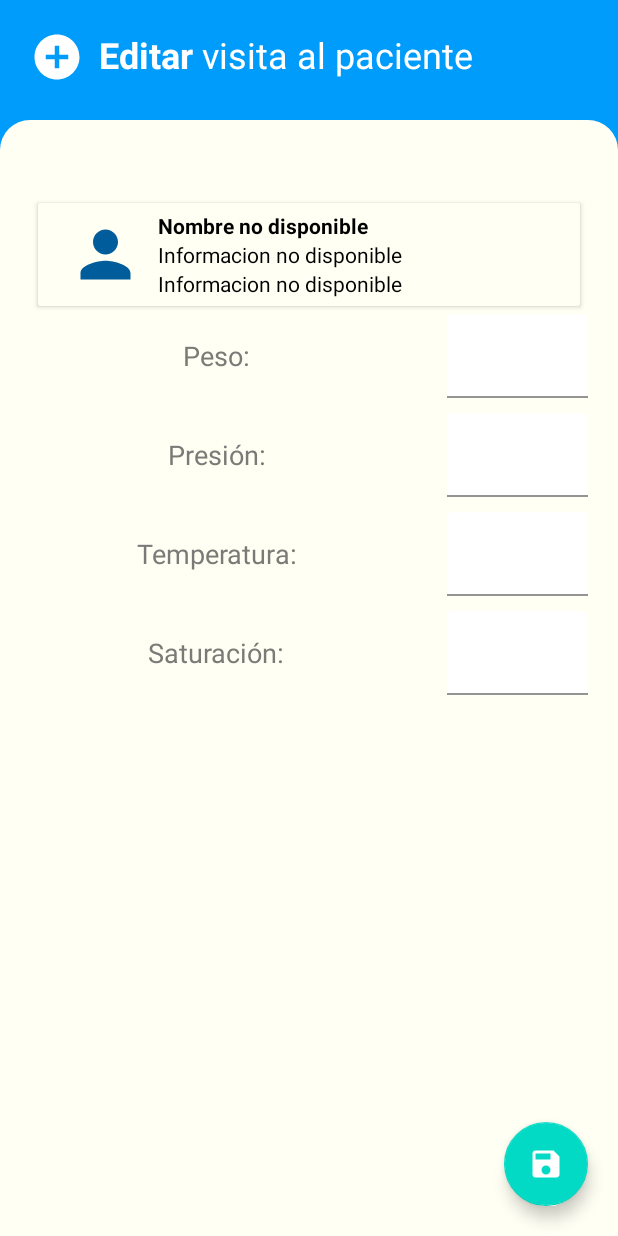
After one commit to cgonzalesmo/MVVM, an Android app: the layout activity_edit_person.xml on its own in the app's theme, with its tools: preview values and no code run, on a phone screen of 412 x 824 dp. The commit adds this screen. Run offline under Robolectric (Android 15) with nearby library versions, the phone set to English and light mode, and no system bars.

Commit message:
Totalidad de Funcionalidades en MVVM

```diff
--- a/app/src/main/AndroidManifest.xml
+++ b/app/src/main/AndroidManifest.xml
@@ -13,6 +13,9 @@
             android:name=".view.NewPersonActivity"
             android:exported="true" />
         <activity
+            android:name=".view.EditPersonActivity"
+            android:exported="true" />
+        <activity
             android:name=".view.MainActivity"
             android:exported="true">
             <intent-filter>
--- a/app/src/main/java/com/app/mvvm/model/PersonModel.kt
+++ b/app/src/main/java/com/app/mvvm/model/PersonModel.kt
@@ -7,7 +7,13 @@ import androidx.room.PrimaryKey
 @Entity(tableName = "personasTable")
 class PersonModel(
     @ColumnInfo(name = "nombre") val personName:String,
-    @ColumnInfo(name = "apellido") val personApellido:String,
+    @ColumnInfo(name = "apellidoPaterno") val personApellidoPat:String,
+    @ColumnInfo(name = "apellidoMaterno") val personApellidoMat:String,
+    @ColumnInfo(name = "dni") val personDni:String,
+    @ColumnInfo(name = "temperatura") val personTemp:Double,
+    @ColumnInfo(name = "peso") val personPeso:Double,
+    @ColumnInfo(name = "presion") val personPres:Double,
+    @ColumnInfo(name = "saturacion") val personSat:Double,
 ) {
     @PrimaryKey(autoGenerate = true)
     var id=0
--- a/app/src/main/java/com/app/mvvm/model/PersonModelDatabase.kt
+++ b/app/src/main/java/com/app/mvvm/model/PersonModelDatabase.kt
@@ -5,7 +5,7 @@ import androidx.room.Database
 import androidx.room.Room
 import androidx.room.RoomDatabase
 
-@Database(entities = arrayOf(PersonModel::class), version = 1, exportSchema = false)
+@Database(entities = arrayOf(PersonModel::class), version = 2, exportSchema = false)
 abstract class PersonModelDatabase : RoomDatabase() {
     abstract fun getPersonsDao(): PersonModelDao
 
--- /dev/null
+++ b/app/src/main/java/com/app/mvvm/view/EditPersonActivity.kt
@@ -0,0 +1,96 @@
+package com.app.mvvm.view
+
+import android.content.Intent
+import android.os.Bundle
+import android.widget.TextView
+import android.widget.Toast
+import androidx.appcompat.app.AppCompatActivity
+import androidx.lifecycle.ViewModelProvider
+import com.app.mvvm.R
+import com.app.mvvm.model.PersonModel
+import com.app.mvvm.viewmodel.PersonViewModel
+import com.google.android.material.floatingactionbutton.FloatingActionButton
+import com.google.android.material.textfield.TextInputEditText
+
+class EditPersonActivity : AppCompatActivity() {
+
+
+    lateinit var personNameTv : TextView
+    lateinit var personApeTv : TextView
+    lateinit var personDniTv : TextView
+
+    lateinit var personTempEdt : TextInputEditText
+    lateinit var personPesoEdt : TextInputEditText
+    lateinit var personPresEdt : TextInputEditText
+    lateinit var personSatEdt : TextInputEditText
+
+    lateinit var addbtn: FloatingActionButton
+
+    lateinit var viewModel: PersonViewModel
+    var personID = -1;
+
+
+
+    override fun onCreate(savedInstanceState: Bundle?) {
+        super.onCreate(savedInstanceState)
+        setContentView(R.layout.activity_edit_person)
+
+        personNameTv = findViewById(R.id.ed_patient_name)
+        personApeTv = findViewById(R.id.ed_patient_ape)
+        personDniTv = findViewById(R.id.ed_patient_dni)
+
+
+        personTempEdt = findViewById(R.id.ep_tit_temp)
+        personPesoEdt = findViewById(R.id.ep_tit_peso)
+        personPresEdt = findViewById(R.id.ep_tit_pres)
+        personSatEdt = findViewById(R.id.ep_tit_sat)
+
+
+        addbtn = findViewById(R.id.np_fab_save)
+        viewModel = ViewModelProvider(this, ViewModelProvider.AndroidViewModelFactory.getInstance(application)).get(PersonViewModel::class.java)
+
+        personID = intent.getIntExtra("personID", -1)
+        val personName = intent.getStringExtra("personName")
+        val personApePat = intent.getStringExtra("personApePat")
+        val personApeMat = intent.getStringExtra("personApeMat")
+        val apellidos = personApePat  +" "+ personApeMat
+        val personDni = intent.getStringExtra("personDni")
+        val personTemp = intent.getDoubleExtra("personTemp",0.0)
+        val personPeso = intent.getDoubleExtra("personPeso",0.0)
+        val personPres = intent.getDoubleExtra("personPres",0.0)
+        val personSat = intent.getDoubleExtra("personSat",0.0)
+
+
+        personNameTv.setText(personName)
+        personApeTv.setText(apellidos)
+        personDniTv.setText(personDni)
+        personTempEdt.setText(personTemp.toString())
+        personPesoEdt.setText(personPeso.toString())
+        personPresEdt.setText(personPres.toString())
+        personSatEdt.setText(personSat.toString())
+
+
+        addbtn.setOnClickListener{
+            val Name = personNameTv.text.toString()
+            val ApePat = intent.getStringExtra("personApePat").toString()
+            val ApeMat = intent.getStringExtra("personApeMat").toString()
+            val Dni = personDniTv.text.toString()
+            val Temp = personTempEdt.text.toString().toDouble()
+            val Peso = personPesoEdt.text.toString().toDouble()
+            val Pres = personPresEdt.text.toString().toDouble()
+            val Sat = personSatEdt.text.toString().toDouble()
+
+            val updatePerson = PersonModel(Name,ApePat,ApeMat,Dni,Temp,Peso,Pres,Sat)
+            updatePerson.id=personID
+            viewModel.updatePerson(updatePerson)
+            Toast.makeText(this, "Person update", Toast.LENGTH_LONG).show()
+
+            startActivity(Intent(applicationContext,MainActivity::class.java))
+            this.finish()
+
+        }
+
+
+    }
+
+}
--- a/app/src/main/java/com/app/mvvm/view/MainActivity.kt
+++ b/app/src/main/java/com/app/mvvm/view/MainActivity.kt
@@ -43,9 +43,16 @@ class MainActivity : AppCompatActivity(), PersonClickInterface, PersonClickDelet
     }
 
     override fun onPersonClick(personModel: PersonModel) {
-        val intent = Intent(this@MainActivity,NewPersonActivity::class.java)
+        val intent = Intent(this@MainActivity,EditPersonActivity::class.java)
         intent.putExtra("personType","Edit")
         intent.putExtra("personName",personModel.personName)
+        intent.putExtra("personApePat",personModel.personApellidoPat)
+        intent.putExtra("personApeMat",personModel.personApellidoMat)
+        intent.putExtra("personDni",personModel.personDni)
+        intent.putExtra("personTemp",personModel.personTemp)
+        intent.putExtra("personPeso",personModel.personPeso)
+        intent.putExtra("personPres",personModel.personPres)
+        intent.putExtra("personSat",personModel.personSat)
         intent.putExtra("personID",personModel.id)
         startActivity(intent)
         this.finish()
--- a/app/src/main/java/com/app/mvvm/view/NewPersonActivity.kt
+++ b/app/src/main/java/com/app/mvvm/view/NewPersonActivity.kt
@@ -15,6 +15,11 @@ import com.google.android.material.textfield.TextInputEditText
 class NewPersonActivity : AppCompatActivity() {
 
     lateinit var personNameEdT: TextInputEditText
+    lateinit var personApePatEdt: TextInputEditText
+    lateinit var personApeMatEdt: TextInputEditText
+    lateinit var personDniEdt: TextInputEditText
+
+
     lateinit var addbtn: FloatingActionButton
     lateinit var viewModel:PersonViewModel
     var personID = -1;
@@ -23,6 +28,10 @@ class NewPersonActivity : AppCompatActivity() {
         super.onCreate(savedInstanceState)
         setContentView(R.layout.activity_new_person)
         personNameEdT = findViewById(R.id.np_tit_name)
+        personApePatEdt = findViewById(R.id.np_tit_apePat)
+        personApeMatEdt = findViewById(R.id.np_tit_apeMat)
+        personDniEdt = findViewById(R.id.np_tit_dni)
+
         addbtn = findViewById(R.id.np_fab_save)
         viewModel = ViewModelProvider(this, ViewModelProvider.AndroidViewModelFactory.getInstance(application)).get(PersonViewModel::class.java)
 
@@ -33,17 +42,23 @@ class NewPersonActivity : AppCompatActivity() {
             personNameEdT.setText(personName)
 
         }else{
+            val personName = intent.getStringExtra("personName")
+            personID = intent.getIntExtra("personID", -1)
+            personNameEdT.setText(personName)
 
         }
         addbtn.setOnClickListener{
             val personName = personNameEdT.text.toString()
+            val personApePat = personApePatEdt.text.toString()
+            val personApeMat = personApeMatEdt.text.toString()
+            val personDni = personDniEdt.text.toString()
+
             if(personType.equals("Edit")){
                 //Para editar
             }
             else{
-                viewModel.addPerson(PersonModel(personName,"gonzales"))
+                viewModel.addPerson(PersonModel(personName,personApePat,personApeMat,personDni,0.0,0.0,0.0,0.0))
                 Toast.makeText(this, "Person add", Toast.LENGTH_LONG).show()
-
             }
             startActivity(Intent(applicationContext,MainActivity::class.java))
             this.finish()
--- a/app/src/main/java/com/app/mvvm/view/PersonRVAdapter.kt
+++ b/app/src/main/java/com/app/mvvm/view/PersonRVAdapter.kt
@@ -21,6 +21,7 @@ class PersonRVAdapter(
 
     inner class ViewHolder(itemView: View) : RecyclerView.ViewHolder(itemView){
         val nameTV = itemView.findViewById<TextView>(R.id.patient_name)
+        val dniTV = itemView.findViewById<TextView>(R.id.patient_desc)
     }
 
     override fun onCreateViewHolder(parent: ViewGroup, viewType: Int): ViewHolder {
@@ -30,6 +31,7 @@ class PersonRVAdapter(
 
     override fun onBindViewHolder(holder: ViewHolder, position: Int) {
         holder.nameTV.setText(allPersons.get(position).personName)
+        holder.dniTV.setText(allPersons.get(position).personDni)
         //Añadir los demas espacios
         holder.itemView.setOnClickListener{
             personClickInterface.onPersonClick(allPersons.get(position))
--- /dev/null
+++ b/app/src/main/res/drawable/ic_baseline_add_circle_24.xml
@@ -0,0 +1,5 @@
+<vector android:height="24dp" android:tint="#FFFFFF"
+    android:viewportHeight="24" android:viewportWidth="24"
+    android:width="24dp" xmlns:android="http://schemas.android.com/apk/res/android">
+    <path android:fillColor="@android:color/white" android:pathData="M12,2C6.48,2 2,6.48 2,12s4.48,10 10,10 10,-4.48 10,-10S17.52,2 12,2zM17,13h-4v4h-2v-4L7,13v-2h4L11,7h2v4h4v2z"/>
+</vector>
--- /dev/null
+++ b/app/src/main/res/layout/activity_edit_person.xml
@@ -0,0 +1,269 @@
+<?xml version="1.0" encoding="utf-8"?>
+<androidx.constraintlayout.widget.ConstraintLayout xmlns:android="http://schemas.android.com/apk/res/android"
+    xmlns:app="http://schemas.android.com/apk/res-auto"
+    android:layout_width="match_parent"
+    android:layout_height="match_parent"
+    android:background="@color/primaryColor">
+
+
+    <ImageView
+        android:id="@+id/np_icon_title"
+        android:layout_width="36dp"
+        android:layout_height="36dp"
+        android:src="@drawable/ic_baseline_add_circle_24"
+        app:layout_constraintTop_toTopOf="parent"
+        app:layout_constraintLeft_toLeftOf="parent"
+        android:layout_marginTop="20dp"
+        android:layout_marginLeft="20dp"/>
+
+    <TextView
+        android:layout_width="wrap_content"
+        android:layout_height="wrap_content"
+        android:layout_marginLeft="10dp"
+        android:layout_marginTop="20dp"
+        android:text="@string/editpatient_title"
+        android:textColor="@color/colorWhite"
+        android:textSize="24dp"
+        app:layout_constraintLeft_toRightOf="@id/np_icon_title"
+        app:layout_constraintTop_toTopOf="parent" />
+
+    <LinearLayout
+        android:layout_width="match_parent"
+        android:layout_height="match_parent"
+        app:layout_constraintTop_toBottomOf="@id/np_icon_title"
+        app:layout_constraintLeft_toLeftOf="parent"
+        app:layout_constraintRight_toRightOf="parent"
+        android:layout_marginTop="80dp"
+        android:minHeight="620dp"
+        android:background="@drawable/np_form_background"
+        android:paddingHorizontal="20dp"
+        android:paddingVertical="50dp"
+        android:orientation="vertical"
+        android:focusableInTouchMode="true" >
+
+        <androidx.cardview.widget.CardView xmlns:android="http://schemas.android.com/apk/res/android"
+            android:layout_width="match_parent"
+            android:layout_height="wrap_content"
+            xmlns:app="http://schemas.android.com/apk/res-auto"
+            android:layout_margin="5dp">
+
+
+            <LinearLayout xmlns:android="http://schemas.android.com/apk/res/android"
+                xmlns:app="http://schemas.android.com/apk/res-auto"
+                android:orientation="horizontal"
+                android:layout_width="match_parent"
+                android:layout_height="match_parent"
+                android:background="@color/backgroundColor"
+                android:gravity="center_vertical"
+                android:paddingVertical="5dp"
+                android:paddingHorizontal="20dp">
+
+                <ImageView
+                    android:id="@+id/patient_img"
+                    android:layout_width="50dp"
+                    android:layout_height="50dp"
+                    android:src="@drawable/ic_baseline_person_24"
+                    app:tint="@color/secondaryColor"
+                    android:layout_marginRight="10dp"/>
+
+                <LinearLayout
+                    android:layout_width="wrap_content"
+                    android:layout_height="wrap_content"
+                    android:orientation="vertical">
+
+                    <TextView
+                        android:id="@+id/ed_patient_name"
+                        android:layout_width="wrap_content"
+                        android:layout_height="wrap_content"
+                        android:text="@string/layout_patient_noname"
+                        android:textColor="@color/colorBlack"
+                        android:textStyle="bold"/>
+                    <TextView
+                        android:id="@+id/ed_patient_ape"
+                        android:layout_width="wrap_content"
+                        android:layout_height="wrap_content"
+                        android:textColor="@color/colorBlack"
+                        android:text="@string/layout_patient_data"/>
+                    <TextView
+                        android:id="@+id/ed_patient_dni"
+                        android:layout_width="wrap_content"
+                        android:layout_height="wrap_content"
+                        android:textColor="@color/colorBlack"
+                        android:text="@string/layout_patient_data"/>
+
+                </LinearLayout>
+
+
+            </LinearLayout>
+        </androidx.cardview.widget.CardView>
+
+
+
+
+        <LinearLayout
+            android:layout_width="match_parent"
+            android:layout_height="wrap_content"
+            android:orientation="horizontal">
+
+            <TextView
+                android:layout_width="match_parent"
+                android:layout_height="match_parent"
+                android:layout_marginBottom="10dp"
+                android:layout_weight="1"
+                android:gravity="center"
+                android:text="@string/editpatient_tv_peso"
+                android:textColor="@color/accentColor"
+                android:textSize="18dp" />
+
+            <com.google.android.material.textfield.TextInputLayout
+                android:id="@+id/ep_input_peso"
+                android:layout_width="match_parent"
+                android:layout_height="wrap_content"
+                android:layout_weight="2"
+                android:layout_marginBottom="10dp"
+                android:layout_marginLeft="30dp"
+                android:elevation="10dp"
+                android:textColorHint="@color/accentColor">
+
+                <com.google.android.material.textfield.TextInputEditText
+                    android:id="@+id/ep_tit_peso"
+                    android:layout_width="match_parent"
+                    android:layout_height="wrap_content"
+                    android:backgroundTint="@color/colorWhite"
+                    android:inputType="numberDecimal"
+                    android:maxLines="1"
+                    android:textColor="#000000" />
+
+            </com.google.android.material.textfield.TextInputLayout>
+        </LinearLayout>
+        <LinearLayout
+            android:layout_width="match_parent"
+            android:layout_height="wrap_content"
+            android:orientation="horizontal">
+
+            <TextView
+                android:layout_width="match_parent"
+                android:layout_height="match_parent"
+                android:layout_marginBottom="10dp"
+                android:layout_weight="1"
+                android:gravity="center"
+                android:text="@string/editpatient_tv_pres"
+                android:textColor="@color/accentColor"
+                android:textSize="18dp" />
+
+            <com.google.android.material.textfield.TextInputLayout
+                android:id="@+id/ep_input_pres"
+                android:layout_width="match_parent"
+                android:layout_height="wrap_content"
+                android:layout_weight="2"
+                android:layout_marginBottom="10dp"
+                android:layout_marginLeft="30dp"
+                android:elevation="10dp"
+                android:textColorHint="@color/accentColor">
+
+                <com.google.android.material.textfield.TextInputEditText
+                    android:id="@+id/ep_tit_pres"
+                    android:layout_width="match_parent"
+                    android:layout_height="wrap_content"
+                    android:backgroundTint="@color/colorWhite"
+                    android:maxLines="1"
+                    android:inputType="numberDecimal"
+                    android:textColor="#000000" />
+
+            </com.google.android.material.textfield.TextInputLayout>
+        </LinearLayout>
+        <LinearLayout
+            android:layout_width="match_parent"
+            android:layout_height="wrap_content"
+            android:orientation="horizontal">
+
+            <TextView
+                android:layout_width="match_parent"
+                android:layout_height="match_parent"
+                android:layout_marginBottom="10dp"
+                android:layout_weight="1"
+                android:gravity="center"
+                android:text="@string/editpatient_tv_temp"
+                android:textColor="@color/accentColor"
+                android:textSize="18dp" />
+
+            <com.google.android.material.textfield.TextInputLayout
+                android:id="@+id/ep_input_temp"
+                android:layout_width="match_parent"
+                android:layout_height="wrap_content"
+                android:layout_weight="2"
+                android:layout_marginBottom="10dp"
+                android:layout_marginLeft="30dp"
+                android:elevation="10dp"
+                android:textColorHint="@color/accentColor">
+
+                <com.google.android.material.textfield.TextInputEditText
+                    android:id="@+id/ep_tit_temp"
+                    android:inputType="numberDecimal"
+                    android:layout_width="match_parent"
+                    android:layout_height="wrap_content"
+                    android:backgroundTint="@color/colorWhite"
+                    android:maxLines="1"
+                    android:textColor="#000000"
+                    />
+
+            </com.google.android.material.textfield.TextInputLayout>
+        </LinearLayout>
+        <LinearLayout
+            android:layout_width="match_parent"
+            android:layout_height="wrap_content"
+            android:orientation="horizontal">
+
+            <TextView
+                android:layout_width="match_parent"
+                android:layout_height="match_parent"
+                android:layout_marginBottom="10dp"
+                android:layout_weight="1"
+                android:gravity="center"
+                android:text="@string/editpatient_tv_sat"
+                android:textColor="@color/accentColor"
+                android:textSize="18dp" />
+
+            <com.google.android.material.textfield.TextInputLayout
+                android:id="@+id/ep_input_sat"
+                android:layout_width="match_parent"
+                android:layout_height="wrap_content"
+                android:layout_weight="2"
+                android:layout_marginBottom="10dp"
+                android:layout_marginLeft="30dp"
+                android:elevation="10dp"
+                android:textColorHint="@color/accentColor">
+
+                <com.google.android.material.textfield.TextInputEditText
+                    android:id="@+id/ep_tit_sat"
+                    android:layout_width="match_parent"
+                    android:layout_height="wrap_content"
+                    android:backgroundTint="@color/colorWhite"
+                    android:maxLines="1"
+                    android:inputType="numberDecimal"
+                    android:textColor="#000000" />
+
+            </com.google.android.material.textfield.TextInputLayout>
+        </LinearLayout>
+
+
+
+
+    </LinearLayout>
+
+
+    <com.google.android.material.floatingactionbutton.FloatingActionButton
+        android:id="@+id/np_fab_save"
+        android:layout_width="wrap_content"
+        android:layout_height="wrap_content"
+        android:src="@drawable/ic_baseline_save_24"
+        app:tint="@color/colorWhite"
+        android:layout_margin="20dp"
+        app:layout_constraintBottom_toBottomOf="parent"
+        app:layout_constraintRight_toRightOf="parent"/>
+
+
+
+
+
+</androidx.constraintlayout.widget.ConstraintLayout>
--- a/app/src/main/res/layout/activity_new_person.xml
+++ b/app/src/main/res/layout/activity_new_person.xml
@@ -40,6 +40,8 @@
         android:paddingHorizontal="20dp"
         android:paddingVertical="50dp"
         android:orientation="vertical">
+
+
 
 
 
@@ -192,18 +194,6 @@
         app:layout_constraintRight_toRightOf="parent"/>
 
 
-    <com.google.android.material.floatingactionbutton.FloatingActionButton
-        android:id="@+id/np_fab_cancel"
-        android:layout_width="wrap_content"
-        android:layout_height="wrap_content"
-        android:src="@drawable/ic_baseline_cancel_24"
-        app:tint="@color/colorWhite"
-        android:layout_margin="20dp"
-        app:layout_constraintBottom_toBottomOf="parent"
-        app:layout_constraintRight_toLeftOf="@id/np_fab_save"
-        android:backgroundTint="@color/colorRed"/>
-
-
 
 
 
--- a/app/src/main/res/values/strings.xml
+++ b/app/src/main/res/values/strings.xml
@@ -16,4 +16,9 @@
     <string name="newpatient_form_masculino">Masculino</string>
     <string name="newpatient_form_femenino">Femenino</string>
     <string name="newpatient_form_direccion">Dirección</string>
+    <string name="editpatient_tv_peso">Peso:</string>
+    <string name="editpatient_tv_temp">Temperatura:</string>
+    <string name="editpatient_tv_sat">Saturación: </string>
+    <string name="editpatient_tv_pres">Presión:</string>
+    <string name="editpatient_title"><b>Editar</b> visita al paciente</string>
 </resources>
--- a/app/src/main/res/values/themes.xml
+++ b/app/src/main/res/values/themes.xml
@@ -1,6 +1,6 @@
 <resources xmlns:tools="http://schemas.android.com/tools">
     <!-- Base application theme. -->
-    <style name="Theme.MVVM" parent="Theme.MaterialComponents.DayNight.DarkActionBar">
+    <style name="Theme.MVVM" parent="Theme.MaterialComponents.DayNight.NoActionBar">
         <!-- Primary brand color. -->
         <item name="colorPrimary">@color/purple_500</item>
         <item name="colorPrimaryVariant">@color/purple_700</item>
```
